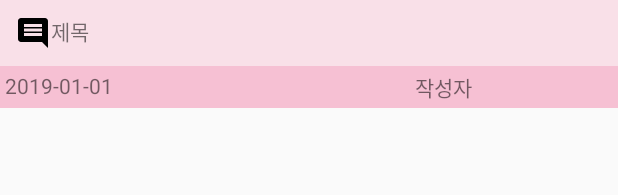
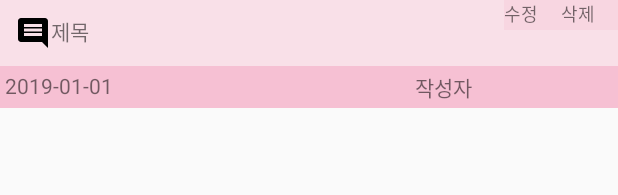
Before and after one commit to jes9401/HairShopApplication, an Android app: the layout please.xml on its own in the app's theme, with its tools: preview values and no code run, on a phone screen of 412 x 824 dp. Shown: the top 195 px of the screen. Run offline under Robolectric (Android 15) with nearby library versions, the light colour scheme and no system bars; network calls fail.

Commit message:
0525 PleaseList 삭제기능 구현 (참견해주세요 프래그먼트에서만 가능) 추후 내가 쓴 글(프래그먼트가 아닌 액티비티에서도 가능하도록 수정)  목록 및 후기에도 구현예정

```diff
--- a/app/src/main/java/com/example/hairapplication/MyWritingActivity.java
+++ b/app/src/main/java/com/example/hairapplication/MyWritingActivity.java
@@ -4,6 +4,7 @@ import android.content.Intent;
 import android.net.Uri;
 import android.os.AsyncTask;
 import android.os.Bundle;
+import android.support.v4.app.Fragment;
 import android.support.v7.app.AppCompatActivity;
 import android.util.Log;
 import android.view.View;
--- a/app/src/main/java/com/example/hairapplication/Please.java
+++ b/app/src/main/java/com/example/hairapplication/Please.java
@@ -1,4 +1,6 @@
 package com.example.hairapplication;
+
+import android.widget.Button;
 
 public class Please {
     String please; // 참견해주세요 제목
--- a/app/src/main/java/com/example/hairapplication/PleaseFragment.java
+++ b/app/src/main/java/com/example/hairapplication/PleaseFragment.java
@@ -81,6 +81,7 @@ public class PleaseFragment extends Fragment {
     }
 
 
+
     private ListView pleaseListView;
     private PleaseListAdapter adapter;
     private List<Please> pleaseList;
@@ -103,7 +104,7 @@ public class PleaseFragment extends Fragment {
    //     Log.e("nickname = "+nickname , "nickname");
     //    test.setText("나오냐? >>"+MainActivity.nickname+" << ");
 
-        adapter = new PleaseListAdapter(getContext().getApplicationContext(), pleaseList);
+        adapter = new PleaseListAdapter(getContext().getApplicationContext(), pleaseList, this);
         pleaseListView.setAdapter(adapter); //리스트 뷰에 어댑터 매칭
 
         new BackgroundTask().execute(); // 데이터베이스 연동
@@ -201,6 +202,7 @@ public class PleaseFragment extends Fragment {
                     pleaseList.add(please); // 리스트에 추가
                     adapter.notifyDataSetChanged();
 
+
                     count++;
 
                 }
--- a/app/src/main/res/layout/activity_register_designer.xml
+++ b/app/src/main/res/layout/activity_register_designer.xml
@@ -77,7 +77,7 @@
         android:layout_width="match_parent"
         android:layout_height="200dp" />
     <Button
-
+        android:layout_margin="20dp"
         android:background="@color/colorMain"
         android:layout_width="250dp"
         android:layout_height="wrap_content"
--- a/app/src/main/res/layout/please.xml
+++ b/app/src/main/res/layout/please.xml
@@ -7,8 +7,14 @@
 
     >
 
+    <LinearLayout
+        android:layout_width="match_parent"
+        android:layout_height="wrap_content"
+        android:orientation="horizontal"
+        android:background="@color/colorMain">
+
     <TextView
-        android:layout_width="match_parent"
+        android:layout_width="wrap_content"
         android:layout_height="wrap_content"
         android:text="제목"
         android:layout_gravity="center"
@@ -16,9 +22,39 @@
         android:id="@+id/pleaseText"
         android:drawableStart="@drawable/ic_comment_black_24dp"
         android:drawableLeft="@drawable/ic_comment_black_24dp"
-        android:background="@color/colorMain"
+        android:layout_weight="15"
+
         />
 
+
+        <TextView
+            android:layout_width="20dp"
+            android:layout_height="20dp"
+            android:layout_gravity="right"
+            android:text="수정"
+            android:textSize="12dp"
+            android:layout_weight="1"
+            android:background="@color/colorBack"
+            android:id="@+id/update"
+            android:clickable="true"
+
+            />
+
+        <TextView
+            android:layout_width="20dp"
+            android:layout_height="20dp"
+            android:layout_gravity="right"
+            android:text="삭제"
+            android:textSize="12dp"
+            android:layout_weight="1"
+            android:background="@color/colorBack"
+            android:id="@+id/delete"
+            android:clickable="true"
+
+            />
+
+
+    </LinearLayout>
     <LinearLayout
         android:orientation="horizontal"
         android:layout_width="match_parent"
```
Also changed, not shown: app/src/main/java/com/example/hairapplication/PleaseDeleteRequest.java (added, +28 -0 lines), app/src/main/java/com/example/hairapplication/PleaseListAdapter.java (+79 -3 lines), app/src/main/java/com/example/hairapplication/RegisterActivity.java (+9 -1 lines).
